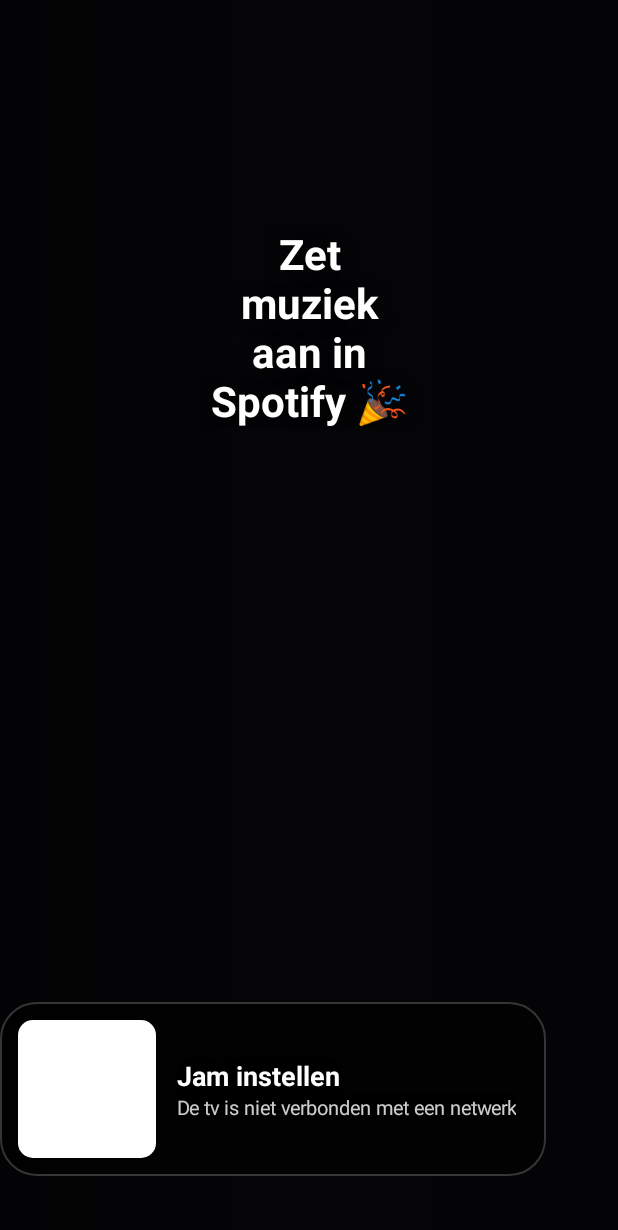
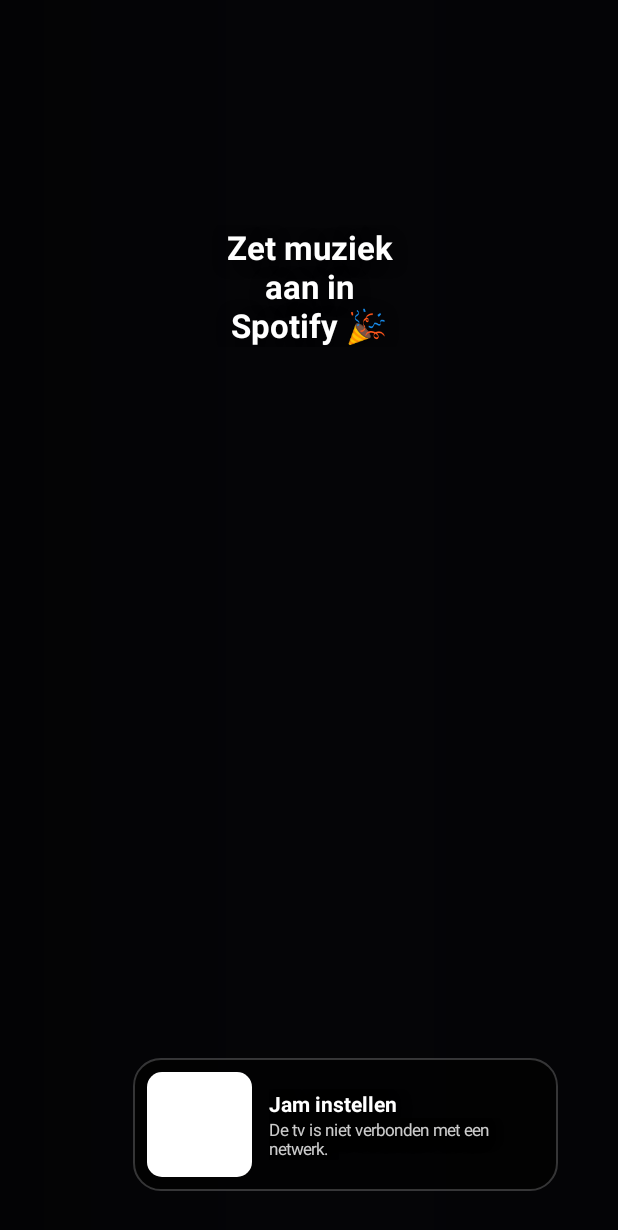
Before and after one commit to CodeAura/SpotiParty, an Android app: the MainActivity screen opened directly, with no data from a screen before it, on a phone screen of 412 x 824 dp. Shown: the top 1230 px of the screen. Run offline under Robolectric (Android 15) with nearby library versions, the phone set to English and light mode, and no system bars.

Commit message:
TV: main screen and QR cards about a quarter smaller
Cover 300 -> 230 dp, title, artist, Next and lyrics scaled down, less padding; the Jam and Wi-Fi cards
smaller with a smaller code. Seen on a Chromecast HD at 1080p.

Co-Authored-By: Claude Opus 5.5 <noreply@anthropic.com>

```diff
--- a/android/party-mode/app/src/main/java/io/github/cleanyourtv/partymode/MainActivity.java
+++ b/android/party-mode/app/src/main/java/io/github/cleanyourtv/partymode/MainActivity.java
@@ -171,8 +171,8 @@ public class MainActivity extends Activity {
     /** The cover gives way to a two-line title and the "Next" line, so the progress bar stays on screen. */
     private void fitCover() {
         float dp = getResources().getDisplayMetrics().density;
-        int base = title.getLineCount() > 1 ? 250 : 300;
-        if (nextUp.getVisibility() == View.VISIBLE) base -= 26;
+        int base = title.getLineCount() > 1 ? 190 : 230;
+        if (nextUp.getVisibility() == View.VISIBLE) base -= 20;
         int side = Math.round(base * dp);
         ViewGroup.LayoutParams lp = cover.getLayoutParams();
         if (lp.width != side) {
@@ -266,8 +266,8 @@ public class MainActivity extends Activity {
         LinearLayout row = new LinearLayout(this);
         row.setOrientation(LinearLayout.HORIZONTAL);
         row.setGravity(Gravity.CENTER_VERTICAL);
-        int pad = Math.round(64 * dp);
-        row.setPadding(pad, Math.round(48 * dp), pad, Math.round(48 * dp));
+        int pad = Math.round(52 * dp);
+        row.setPadding(pad, Math.round(40 * dp), pad, Math.round(40 * dp));
         root.addView(row, match());
 
         // Left: cover, title, artist, progress.
@@ -277,7 +277,7 @@ public class MainActivity extends Activity {
         cover = new ImageView(this);
         cover.setScaleType(ImageView.ScaleType.CENTER_CROP);
         cover.setBackgroundColor(0x33FFFFFF);
-        int radius = Math.round(20 * dp);
+        int radius = Math.round(16 * dp);
         cover.setOutlineProvider(new ViewOutlineProvider() {
             @Override
             public void getOutline(View v, Outline outline) {
@@ -286,30 +286,30 @@ public class MainActivity extends Activity {
         });
         cover.setClipToOutline(true);
         cover.setElevation(24 * dp);
-        int coverSize = Math.round(300 * dp);
+        int coverSize = Math.round(230 * dp);
         song.addView(cover, new LinearLayout.LayoutParams(coverSize, coverSize));
-        title = label(34, 0xFFFFFFFF, Typeface.BOLD);
-        title.setPadding(0, Math.round(22 * dp), 0, 0);
+        title = label(26, 0xFFFFFFFF, Typeface.BOLD);
+        title.setPadding(0, Math.round(16 * dp), 0, 0);
         // A title on two lines takes the room of the progress bar: the cover gives way so everything stays on screen.
         title.addOnLayoutChangeListener((v, l, t, r, b, ol, ot, or, ob) -> fitCover());
         title.setMaxLines(2);
         title.setEllipsize(TextUtils.TruncateAt.END);
-        song.addView(title, new LinearLayout.LayoutParams(coverSize + Math.round(80 * dp), ViewGroup.LayoutParams.WRAP_CONTENT));
-        artist = label(22, 0xCCFFFFFF, Typeface.NORMAL);
+        song.addView(title, new LinearLayout.LayoutParams(coverSize + Math.round(70 * dp), ViewGroup.LayoutParams.WRAP_CONTENT));
+        artist = label(17, 0xCCFFFFFF, Typeface.NORMAL);
         artist.setSingleLine(true);
         artist.setEllipsize(TextUtils.TruncateAt.END);
-        song.addView(artist, new LinearLayout.LayoutParams(coverSize + Math.round(80 * dp), ViewGroup.LayoutParams.WRAP_CONTENT));
+        song.addView(artist, new LinearLayout.LayoutParams(coverSize + Math.round(70 * dp), ViewGroup.LayoutParams.WRAP_CONTENT));
         // "Next: song · artist" from the host's Spotify queue, once Spotify is linked.
-        nextUp = label(16, 0x99FFFFFF, Typeface.NORMAL);
+        nextUp = label(13, 0x99FFFFFF, Typeface.NORMAL);
         nextUp.setSingleLine(true);
         nextUp.setEllipsize(TextUtils.TruncateAt.END);
-        nextUp.setPadding(0, Math.round(6 * dp), 0, 0);
+        nextUp.setPadding(0, Math.round(4 * dp), 0, 0);
         nextUp.setVisibility(View.GONE);
-        song.addView(nextUp, new LinearLayout.LayoutParams(coverSize + Math.round(80 * dp), ViewGroup.LayoutParams.WRAP_CONTENT));
+        song.addView(nextUp, new LinearLayout.LayoutParams(coverSize + Math.round(70 * dp), ViewGroup.LayoutParams.WRAP_CONTENT));
         progress = new ProgressBar(this, null, android.R.attr.progressBarStyleHorizontal);
         progress.setMax(1000);
-        LinearLayout.LayoutParams pl = new LinearLayout.LayoutParams(coverSize, Math.round(6 * dp));
-        pl.topMargin = Math.round(18 * dp);
+        LinearLayout.LayoutParams pl = new LinearLayout.LayoutParams(coverSize, Math.round(5 * dp));
+        pl.topMargin = Math.round(14 * dp);
         song.addView(progress, pl);
         row.addView(song, new LinearLayout.LayoutParams(ViewGroup.LayoutParams.WRAP_CONTENT,
                 ViewGroup.LayoutParams.WRAP_CONTENT));
@@ -319,21 +319,21 @@ public class MainActivity extends Activity {
         lyrics.setOrientation(LinearLayout.VERTICAL);
         lyrics.setGravity(Gravity.CENTER_VERTICAL);
         // Above the QR card: one line back, the line now, and the two coming up.
-        lyrics.setPadding(Math.round(64 * dp), 0, 0, Math.round(150 * dp));
+        lyrics.setPadding(Math.round(52 * dp), 0, 0, Math.round(110 * dp));
         lyricViews = new TextView[4];
-        int[] sizes = {24, 44, 28, 22};
+        int[] sizes = {19, 34, 22, 17};
         int[] colors = {0x59FFFFFF, 0xFFFFFFFF, 0x99FFFFFF, 0x59FFFFFF};
         for (int i = 0; i < lyricViews.length; i++) {
             TextView t = label(sizes[i], colors[i], i == NOW ? Typeface.BOLD : Typeface.NORMAL);
             t.setMaxLines(i == NOW ? 2 : 1);
             t.setEllipsize(TextUtils.TruncateAt.END);
-            t.setPadding(0, Math.round((i == NOW ? 12 : 5) * dp), 0, Math.round((i == NOW ? 12 : 5) * dp));
+            t.setPadding(0, Math.round((i == NOW ? 9 : 4) * dp), 0, Math.round((i == NOW ? 9 : 4) * dp));
             lyricViews[i] = t;
             lyrics.addView(t);
         }
         row.addView(lyrics, new LinearLayout.LayoutParams(0, ViewGroup.LayoutParams.MATCH_PARENT, 1f));
 
-        idle = label(28, 0xFFFFFFFF, Typeface.BOLD);
+        idle = label(22, 0xFFFFFFFF, Typeface.BOLD);
         idle.setGravity(Gravity.CENTER);
         idle.setText(R.string.idle);
         int ip = Math.round(140 * dp);
@@ -349,46 +349,46 @@ public class MainActivity extends Activity {
         card.setGravity(Gravity.CENTER_VERTICAL);
         GradientDrawable glass = new GradientDrawable();
         glass.setColor(0x99000000);
-        glass.setCornerRadius(24 * dp);
+        glass.setCornerRadius(18 * dp);
         glass.setStroke(Math.max(1, Math.round(dp)), 0x33FFFFFF);
         card.setBackground(glass);
-        int cp = Math.round(12 * dp);
-        card.setPadding(cp, cp, Math.round(20 * dp), cp);
+        int cp = Math.round(9 * dp);
+        card.setPadding(cp, cp, Math.round(14 * dp), cp);
         qr = new QrView(this);
-        int qs = Math.round(92 * dp);
+        int qs = Math.round(70 * dp);
         card.addView(qr, new LinearLayout.LayoutParams(qs, qs));
         LinearLayout qrWords = new LinearLayout(this);
         qrWords.setOrientation(LinearLayout.VERTICAL);
-        qrWords.setPadding(Math.round(14 * dp), 0, 0, 0);
-        qrTitle = label(18, 0xFFFFFFFF, Typeface.BOLD);
-        qrText = label(13, 0xCCFFFFFF, Typeface.NORMAL);
+        qrWords.setPadding(Math.round(11 * dp), 0, 0, 0);
+        qrTitle = label(14, 0xFFFFFFFF, Typeface.BOLD);
+        qrText = label(11, 0xCCFFFFFF, Typeface.NORMAL);
         qrTitle.setSingleLine(true);
         qrWords.addView(qrTitle);
         qrWords.addView(qrText);
         resetButton = makeResetButton(dp);
         LinearLayout.LayoutParams bl = new LinearLayout.LayoutParams(ViewGroup.LayoutParams.WRAP_CONTENT,
                 ViewGroup.LayoutParams.WRAP_CONTENT);
-        bl.topMargin = Math.round(10 * dp);
+        bl.topMargin = Math.round(7 * dp);
         qrWords.addView(resetButton, bl);
         // A fixed width, so the title and the wrapped text keep their room next to the button.
-        card.addView(qrWords, new LinearLayout.LayoutParams(Math.round(250 * dp), ViewGroup.LayoutParams.WRAP_CONTENT));
+        card.addView(qrWords, new LinearLayout.LayoutParams(Math.round(190 * dp), ViewGroup.LayoutParams.WRAP_CONTENT));
         // The guest Wi-Fi card (from the Hub) sits to the left of the Jam card.
         wifiCard = new LinearLayout(this);
         wifiCard.setOrientation(LinearLayout.HORIZONTAL);
         wifiCard.setGravity(Gravity.CENTER_VERTICAL);
         wifiCard.setBackground(glass.getConstantState().newDrawable().mutate());
-        wifiCard.setPadding(cp, cp, Math.round(20 * dp), cp);
+        wifiCard.setPadding(cp, cp, Math.round(14 * dp), cp);
         wifiQr = new QrView(this);
         wifiCard.addView(wifiQr, new LinearLayout.LayoutParams(qs, qs));
         LinearLayout wifiWords = new LinearLayout(this);
         wifiWords.setOrientation(LinearLayout.VERTICAL);
-        wifiWords.setPadding(Math.round(14 * dp), 0, 0, 0);
-        TextView wifiTitle = label(18, 0xFFFFFFFF, Typeface.BOLD);
+        wifiWords.setPadding(Math.round(11 * dp), 0, 0, 0);
+        TextView wifiTitle = label(14, 0xFFFFFFFF, Typeface.BOLD);
         wifiTitle.setText(R.string.wifi_title);
-        wifiText = label(13, 0xCCFFFFFF, Typeface.NORMAL);
+        wifiText = label(11, 0xCCFFFFFF, Typeface.NORMAL);
         wifiWords.addView(wifiTitle);
         wifiWords.addView(wifiText);
-        wifiCard.addView(wifiWords, new LinearLayout.LayoutParams(Math.round(190 * dp), ViewGroup.LayoutParams.WRAP_CONTENT));
+        wifiCard.addView(wifiWords, new LinearLayout.LayoutParams(Math.round(150 * dp), ViewGroup.LayoutParams.WRAP_CONTENT));
         wifiCard.setVisibility(View.GONE);
 
         LinearLayout corner = new LinearLayout(this);
@@ -396,12 +396,12 @@ public class MainActivity extends Activity {
         corner.setGravity(Gravity.BOTTOM);
         LinearLayout.LayoutParams wl = new LinearLayout.LayoutParams(ViewGroup.LayoutParams.WRAP_CONTENT,
                 ViewGroup.LayoutParams.WRAP_CONTENT);
-        wl.rightMargin = Math.round(16 * dp);
+        wl.rightMargin = Math.round(12 * dp);
         corner.addView(wifiCard, wl);
         corner.addView(card);
         FrameLayout.LayoutParams cl = new FrameLayout.LayoutParams(ViewGroup.LayoutParams.WRAP_CONTENT,
                 ViewGroup.LayoutParams.WRAP_CONTENT, Gravity.BOTTOM | Gravity.END);
-        cl.setMargins(0, 0, Math.round(48 * dp), Math.round(40 * dp));
+        cl.setMargins(0, 0, Math.round(40 * dp), Math.round(30 * dp));
         root.addView(corner, cl);
 
         // The break: a big countdown over everything.
@@ -484,11 +484,11 @@ public class MainActivity extends Activity {
      * It asks for a second OK within 4 s, so a friend holding the remote does not end the party's code by accident.
      */
     private TextView makeResetButton(float dp) {
-        TextView b = label(14, 0xFFFFFFFF, Typeface.BOLD);
+        TextView b = label(12, 0xFFFFFFFF, Typeface.BOLD);
         b.setText(R.string.reset_jam);
         b.setShadowLayer(0, 0, 0, 0);
-        int hp = Math.round(14 * dp);
-        int vp = Math.round(6 * dp);
+        int hp = Math.round(11 * dp);
+        int vp = Math.round(5 * dp);
         b.setPadding(hp, vp, hp, vp);
         GradientDrawable idle = new GradientDrawable();
         idle.setColor(0x33FFFFFF);
@@ -870,9 +870,9 @@ public class MainActivity extends Activity {
                 shownLine = -2;
                 if (lines.length == 0) {
                     lyricViews[NOW].setText(available ? R.string.no_lyrics : R.string.no_lyrics_addon);
-                    lyricViews[NOW].setTextSize(TypedValue.COMPLEX_UNIT_SP, 28);
+                    lyricViews[NOW].setTextSize(TypedValue.COMPLEX_UNIT_SP, 22);
                 } else {
-                    lyricViews[NOW].setTextSize(TypedValue.COMPLEX_UNIT_SP, 44);
+                    lyricViews[NOW].setTextSize(TypedValue.COMPLEX_UNIT_SP, 34);
                     if (!synced) showLines(0);
                 }
             });
```
